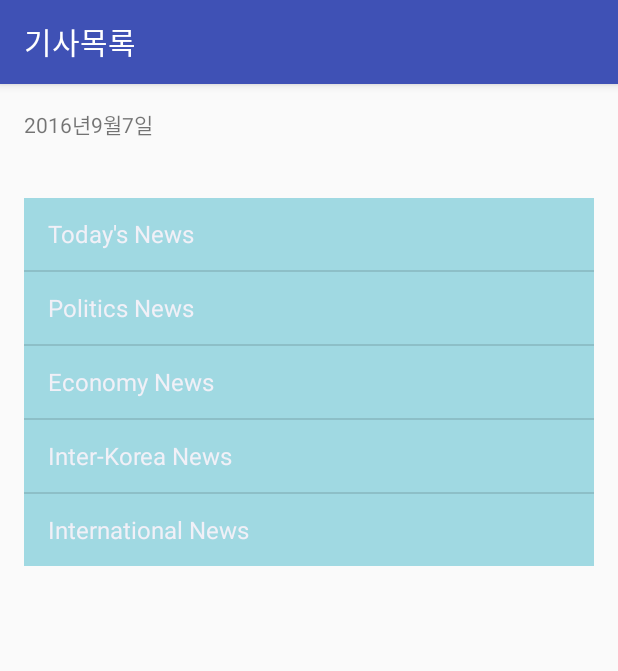
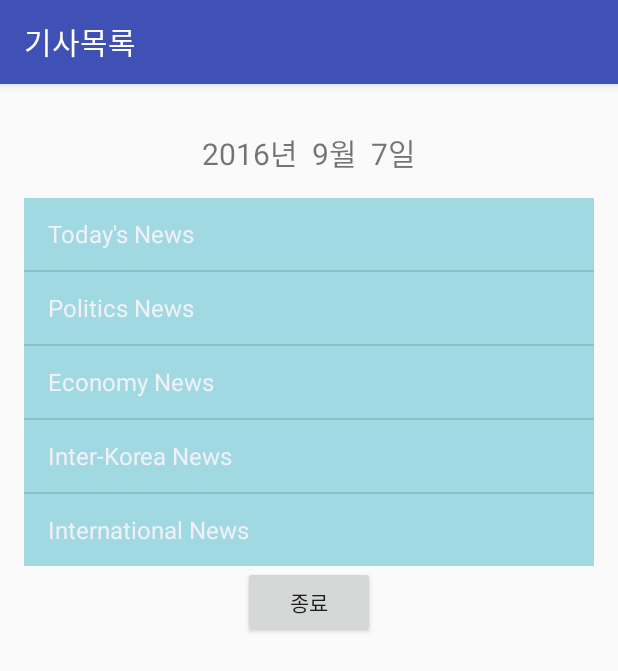
Before and after one commit to daraeKim/project01, an Android app: the NewsList screen opened directly, with no data from a screen before it, on a phone screen of 412 x 824 dp. Shown: the top 671 px of the screen. Run offline under Robolectric (Android 15) with nearby library versions, the phone set to English and light mode, and no system bars.

Commit message:
김다래2

```diff
--- a/app/src/main/AndroidManifest.xml
+++ b/app/src/main/AndroidManifest.xml
@@ -2,7 +2,6 @@
 <manifest xmlns:android="http://schemas.android.com/apk/res/android"
     package="a816.android.soldesk.intro">
     <uses-permission android:name="android.permission.INTERNET"/>
-
     <application
         android:allowBackup="true"
         android:icon="@mipmap/ic_launcher"
@@ -19,7 +18,7 @@
 
         <activity
             android:name=".Content"
-            android:label="Content Test~!"/>
+            android:label="뉴스기사"/>
 
         <activity
             android:name=".NewsList"
@@ -28,6 +27,8 @@
         <activity
             android:name=".main"
             android:label="기사목록"/>
+
+
     </application>
 
 </manifest>
--- a/app/src/main/java/a816/android/soldesk/intro/IntroActivity.java
+++ b/app/src/main/java/a816/android/soldesk/intro/IntroActivity.java
@@ -15,8 +15,7 @@ public class IntroActivity extends AppCompatActivity {
         setContentView(R.layout.activity_intro);
 
         // 1.TimerTask
-        // TimerTask 와 Timer 클래스를 이용해서
-        // 안드로이드 첫 화면 (Intro)를 구현할 수 있다.
+        // TimerTask 와 Timer 클래스를 이용해서 안드로이드 첫 화면 (Intro)를 구현
         TimerTask task = new TimerTask() {
 
             @Override
@@ -28,6 +27,6 @@ public class IntroActivity extends AppCompatActivity {
 
         // 2. Timer
         Timer timer = new Timer();
-        timer.schedule(task, 4000); // 3초뒤에
+        timer.schedule(task, 4000); //4초뒤에
     }
 }
--- a/app/src/main/java/a816/android/soldesk/intro/NewsList.java
+++ b/app/src/main/java/a816/android/soldesk/intro/NewsList.java
@@ -7,6 +7,7 @@ import android.util.Log;
 import android.view.View;
 import android.widget.AdapterView;
 import android.widget.ArrayAdapter;
+import android.widget.Button;
 import android.widget.ListView;
 import android.widget.TextView;
 
@@ -21,6 +22,7 @@ public class NewsList extends AppCompatActivity {
 
     ListView listView;
     TextView txtDate;
+    Button btnend;
     String currentDateTimeString = DateFormat.getDateTimeInstance().format(new Date());
 
     @Override
@@ -28,45 +30,52 @@ public class NewsList extends AppCompatActivity {
         super.onCreate(savedInstanceState);
         setContentView(R.layout.newslist);
 
+        // 종료버튼에 이벤트
+        btnend = (Button) findViewById(R.id.btnend);
+        btnend.setOnClickListener(new View.OnClickListener() {
+            @Override
+            public void onClick(View view) {
+                moveTaskToBack(true);
+                android.os.Process.killProcess(android.os.Process.myPid());
+            }
+        });
+
+        // 날짜 출력하기
         txtDate = (TextView) findViewById(R.id.txtDate);
+        txtDate.setTextSize(20);
+        txtDate.setText(Calendar.getInstance().get(Calendar.YEAR) +
+                "년  " + (Calendar.getInstance().get(Calendar.MONTH) + 1) +
+                "월  " + Calendar.getInstance().get(Calendar.DAY_OF_MONTH) + "일");
 
-        //txtDate.setText(currentDateTimeString);
-
-
-
-        txtDate.setText(Calendar.getInstance().get(Calendar.YEAR) +
-
-                "년" + (Calendar.getInstance().get(Calendar.MONTH) + 1) +
-
-                "월" + Calendar.getInstance().get(Calendar.DAY_OF_MONTH)+"일");
-
-
-        final String[] data = {"Today's News", "Politics News", "Economy News", "Inter-Korea News", "International News"};
-
+        // 뉴스카테고리 리스트뷰에 붙이기
+        final String[] data = {"Today's News", "Politics News", "Economy News",
+                "Inter-Korea News", "International News"};
         listView = (ListView) findViewById(R.id.listView01);
-
         ArrayAdapter adapter = new ArrayAdapter(getApplicationContext(), android.R.layout.simple_list_item_1, data);
-
         listView.setAdapter(adapter);
 
-        //이벤트 처리
+        // 카테고리 클릭시 이벤트 처리
         listView.setOnItemClickListener(new AdapterView.OnItemClickListener() {
             @Override
             public void onItemClick(AdapterView<?> adapterView, View view, int position, long l) {
 
-                if(data[position] == "Today's News"){
+                // Bundle 객체에 저장
+                Bundle bundle = new Bundle();
+
+                if (data[position] == "Today's News") {
+
                     Intent intent = new Intent(getApplicationContext(), main.class);
                     startActivity(intent);
-                }
-                else if(data[position]=="Politics News"){
+
+                } else if (data[position] == "Politics News") {
+
+                } else if (data[position] == "Economy News") {
+
+                } else if (data[position] == "Inter-Korea News") {
 
                 }
-                else if(data[position]=="Economy News"){
 
-                }
-                else if(data[position]=="Inter-Korea News"){
 
-                }
             }
         });
     }
--- a/app/src/main/res/layout/newslist.xml
+++ b/app/src/main/res/layout/newslist.xml
@@ -13,13 +13,20 @@
         android:layout_width="match_parent"
         android:layout_height="60dp"
         android:id="@+id/txtDate"
-        android:layout_gravity="center"/>
+        android:layout_gravity="center"
+        android:gravity="center"/>
     <ListView
         android:id="@+id/listView01"
         android:layout_width="match_parent"
         android:layout_height="wrap_content"
         android:background="#A0D9E2"
         >
-
     </ListView>
+    <Button
+        android:layout_width="wrap_content"
+        android:layout_height="wrap_content"
+        android:id="@+id/btnend"
+        android:text="종료"
+        android:layout_gravity="center"
+        />
 </LinearLayout>
--- a/app/src/main/res/layout/textitem.xml
+++ b/app/src/main/res/layout/textitem.xml
@@ -1,7 +1,10 @@
 <?xml version="1.0" encoding="utf-8"?>
+
     <TextView xmlns:android="http://schemas.android.com/apk/res/android"
+        android:id="@+id/textTitle02"
         android:layout_width="match_parent"
         android:layout_height="match_parent"
+        android:background="#D5D5D5"
         android:textColor="#353535"
         android:textSize="8pt">
     </TextView>
```
Also changed, not shown: app/src/main/java/a816/android/soldesk/intro/Content.java (+27 -4 lines), app/src/main/java/a816/android/soldesk/intro/NewsContent.java (+27 -34 lines), app/src/main/java/a816/android/soldesk/intro/main.java (+22 -19 lines), app/src/main/res/layout/webview.xml (added, +16 -0 lines). Lines whose indentation alone changed are shown as unchanged.
